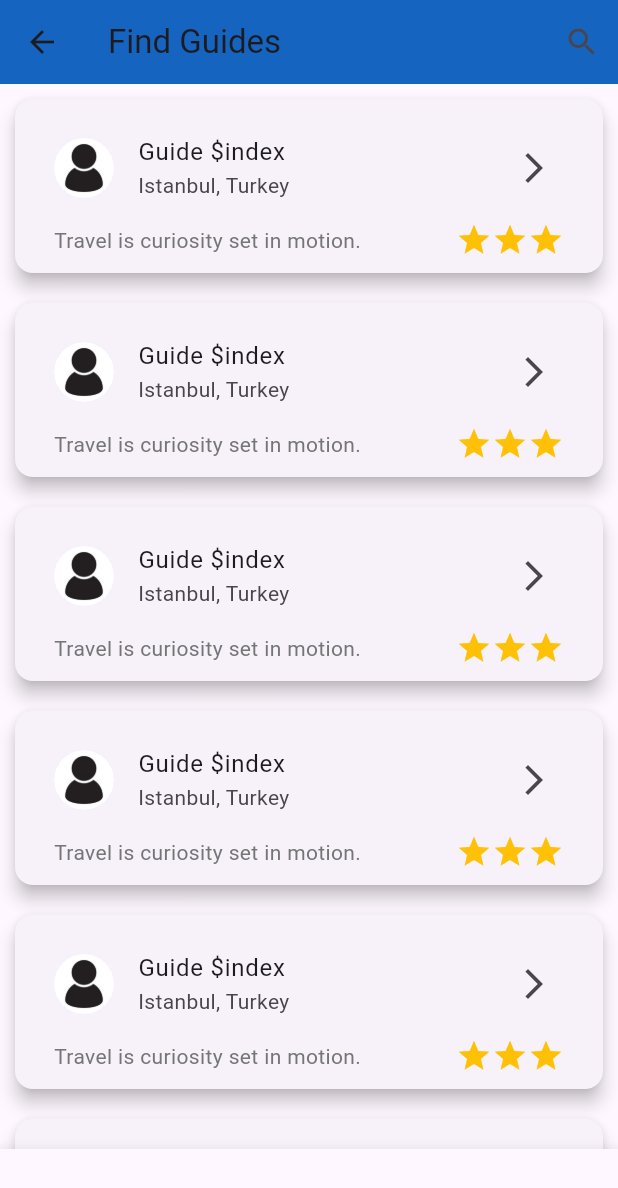
After one commit to devrugu/buddy_client_side, a Flutter app: the TouristHomePage screen opened directly, on a phone screen of 412 x 824 dp. The commit adds this screen. Shown: the top 1188 px of the screen. Run offline on Flutter 3.47's test engine with Material 3 defaults, Android fonts, the phone set to English and light mode, and no system bars; our stand-ins replace email_validator, mask_text_input_formatter, shared_preferences; accounts and stored records are empty.

Commit message:
Update project settings and add new files for drawer button and tourist home screen

```diff
--- a/lib/main.dart
+++ b/lib/main.dart
@@ -1,6 +1,8 @@
 import 'package:flutter/material.dart';
 
 import 'src/views/welcome_screen.dart';
+
+import 'src/views/tourist_home_screen.dart';
 
 class MyApp extends StatelessWidget {
   const MyApp({required Key key}) : super(key: key);
@@ -33,7 +35,7 @@
           ),
         ),
       ),
-      home: const WelcomeScreen(key: Key('welcome_screen')),
+      home: const WelcomeScreen(key: Key('welcome_screen_key')),
     );
   }
 }
--- /dev/null
+++ b/lib/src/views/tourist_home_screen.dart
@@ -0,0 +1,115 @@
+import 'package:flutter/material.dart';
+
+class TouristHomePage extends StatefulWidget {
+  const TouristHomePage({Key? key}) : super(key: key);
+
+  @override
+  TouristHomePageState createState() => TouristHomePageState();
+}
+
+class TouristHomePageState extends State<TouristHomePage> {
+  @override
+  Widget build(BuildContext context) {
+    return Scaffold(
+      appBar: AppBar(
+        title: const Text('Find Guides'),
+        actions: [
+          IconButton(
+            icon: const Icon(Icons.search),
+            onPressed: () {
+              // TODO: Implement search action
+            },
+          ),
+        ],
+      ),
+      body: ListView.builder(
+        itemCount: 10, // This would be your dynamic guides list length
+        itemBuilder: (context, index) {
+          return const GuideCard(
+            guideName: 'Guide \$index', // Replace with actual data
+            guideLocation: 'Istanbul, Turkey', // Replace with actual data
+            guideDescription: 'Travel is curiosity set in motion.', // Replace with actual data
+            guideRating: 3, // Replace with actual data
+          );
+        },
+      ),
+      bottomNavigationBar: BottomNavigationBar(
+        items: const [
+          BottomNavigationBarItem(
+            icon: Icon(Icons.location_city),
+            label: 'Locals',
+          ),
+          BottomNavigationBarItem(
+            icon: Icon(Icons.mail),
+            label: 'Inbox',
+          ),
+          BottomNavigationBarItem(
+            icon: Icon(Icons.tour),
+            label: 'Tour',
+          ),
+          BottomNavigationBarItem(
+            icon: Icon(Icons.person),
+            label: 'My Profile',
+          ),
+        ],
+      ),
+    );
+  }
+}
+
+class GuideCard extends StatelessWidget {
+  final String guideName;
+  final String guideLocation;
+  final String guideDescription;
+  final int guideRating;
+
+  const GuideCard({
+    Key? key,
+    required this.guideName,
+    required this.guideLocation,
+    required this.guideDescription,
+    required this.guideRating,
+  }) : super(key: key);
+
+  @override
+  Widget build(BuildContext context) {
+    return Card(
+      margin: const EdgeInsets.all(10),
+      elevation: 5,
+      child: Padding(
+        padding: const EdgeInsets.all(10),
+        child: Column(
+          children: [
+            ListTile(
+              leading: const CircleAvatar(
+                // Normally NetworkImage should be used for network images
+                backgroundImage: AssetImage('assets/images/profile.jpg'),
+              ),
+              title: Text(guideName),
+              subtitle: Text(guideLocation),
+              trailing: const Icon(Icons.arrow_forward_ios),
+            ),
+            Padding(
+              padding: const EdgeInsets.symmetric(horizontal: 16.0),
+              child: Row(
+                mainAxisAlignment: MainAxisAlignment.spaceBetween,
+                children: [
+                  Text(
+                    guideDescription,
+                    style: TextStyle(color: Colors.grey.shade600),
+                  ),
+                  Row(
+                    children: List.generate(
+                      guideRating,
+                      (index) => const Icon(Icons.star, color: Colors.amber),
+                    ),
+                  ),
+                ],
+              ),
+            ),
+          ],
+        ),
+      ),
+    );
+  }
+}
--- a/lib/src/widgets/custom_button.dart
+++ b/lib/src/widgets/custom_button.dart
@@ -36,38 +36,3 @@
     );
   }
 }
-
-class CustomDrawerButton extends StatelessWidget {
-  final String text;
-  final VoidCallback onPressed;
-  final TextStyle textStyle;
-
-  const CustomDrawerButton({
-    super.key,
-    required this.text,
-    required this.onPressed,
-    required this.textStyle,
-  });
-
-  @override
-  Widget build(BuildContext context) {
-    return SizedBox(
-      width: double.infinity,
-      child: ElevatedButton(
-        style: ElevatedButton.styleFrom(
-          backgroundColor: Theme.of(context)
-              .primaryColor, // Use the primary color from the theme
-          shape: const RoundedRectangleBorder(
-            borderRadius: BorderRadius
-                .zero, // Drawer buttons typically have no borderRadius
-          ),
-          padding:
-              const EdgeInsets.symmetric(vertical: 20.0), // Comfortable padding
-          textStyle: textStyle,
-        ),
-        onPressed: onPressed,
-        child: Text(text, style: textStyle),
-      ),
-    );
-  }
-}
--- /dev/null
+++ b/lib/src/widgets/custom_drawer_button.dart
@@ -0,0 +1,35 @@
+import 'package:flutter/material.dart';
+
+class CustomDrawerButton extends StatelessWidget {
+  final String text;
+  final VoidCallback onPressed;
+  final TextStyle textStyle;
+
+  const CustomDrawerButton({
+    Key? key,
+    required this.text,
+    required this.onPressed,
+    required this.textStyle,
+  }) : super(key: key);
+
+  @override
+  Widget build(BuildContext context) {
+    return SizedBox(
+      width: double.infinity,  // Butonun genişliğinin tamamını kaplaması için
+      child: ElevatedButton(
+        style: ElevatedButton.styleFrom(
+          backgroundColor: Theme.of(context)
+              .primaryColor,  // Temanın birincil rengini kullan
+          shape: const RoundedRectangleBorder(
+            borderRadius: BorderRadius
+                .zero,  // Çekmece butonlarının tipik olarak yuvarlak köşesi olmaz
+          ),
+          padding: const EdgeInsets.symmetric(vertical: 20.0),  // Rahat tıklama için yeterli dolgu
+          textStyle: textStyle,  // Text stilini parametre olarak al
+        ),
+        onPressed: onPressed,  // Tıklanınca çalışacak fonksiyon
+        child: Text(text, style: textStyle),  // Buton metni ve stili
+      ),
+    );
+  }
+}
```
Also changed, not shown: 1 other file.
